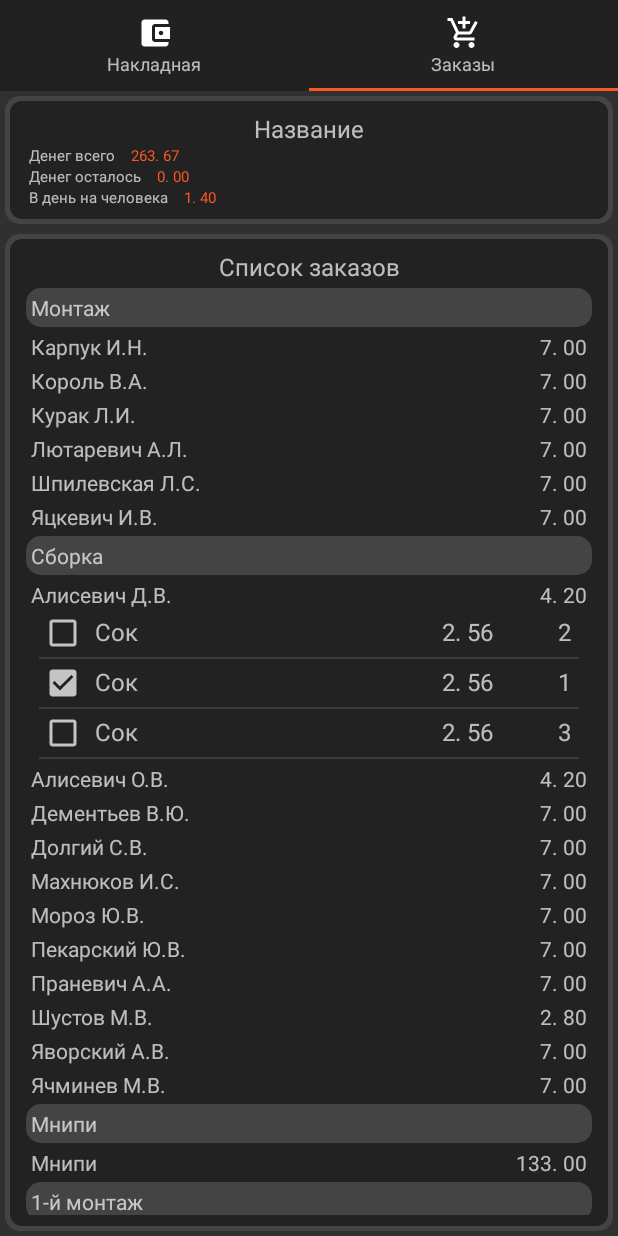
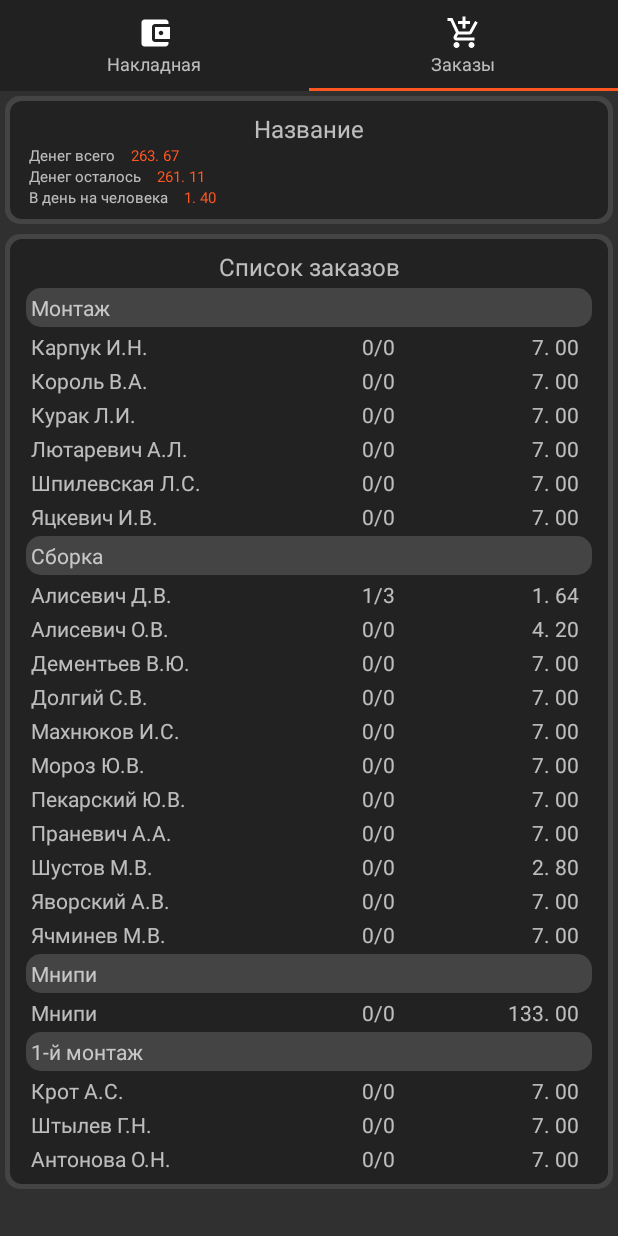
Before and after one commit to VadimSquorpikkor/MagazAssistant5, an Android app: the screen it shows after launch (MainActivity), tab 2 chosen, on a phone screen of 412 x 824 dp. Run offline under Robolectric (Android 15) with nearby library versions, the phone set to English and light mode, and no system bars.

Commit message:
1.13 - 17/02/21 1. Расчет сколько денег осталось у работника при подтверждении заказа (при клике на чекбокс ордера). Показывает через "/" количество ордеров купленых/всего 2. Расчет оставшихся денег всего 3. При клике на Employee показывает/скрывает заказы 4. Если у работника все ордеры отмечены (куплены), то вместо количества ордеров показывает зеленый чек

```diff
--- a/app/build.gradle
+++ b/app/build.gradle
@@ -10,7 +10,7 @@ android {
         minSdk 21
         targetSdk 31
         versionCode 1
-        versionName "1.11"
+        versionName "1.13"
         setProperty("archivesBaseName", "MagazAssistant5-v" + versionName)
         testInstrumentationRunner "androidx.test.runner.AndroidJUnitRunner"
     }
--- a/app/src/main/java/com/squorpikkor/magazassistant5/ui/main/MainViewModel.java
+++ b/app/src/main/java/com/squorpikkor/magazassistant5/ui/main/MainViewModel.java
@@ -10,6 +10,7 @@ import com.squorpikkor.magazassistant5.ui.main.data.DataHelper;
 import com.squorpikkor.magazassistant5.ui.main.entities.Employee;
 import com.squorpikkor.magazassistant5.ui.main.entities.Location;
 import com.squorpikkor.magazassistant5.ui.main.entities.Order;
+import com.squorpikkor.magazassistant5.ui.main.utils.Utils;
 
 import java.util.ArrayList;
 
@@ -113,7 +114,11 @@ public class MainViewModel extends ViewModel {
     public void update() {
         calculateInvoice();
         locations.setValue(locations.getValue());//перезапускаю ресайклер для ордеров при изменениях в накладной (если поменялось кол-во дней, то и сумма денег у работника изменится)
+    }
 
+    public void updateOrders() {
+        invoiceLeft.setValue(Utils.calculateMoneyLeftByOrdersInt(getOrders().getValue(), invoiceTotal.getValue()));
+        locations.setValue(locations.getValue());
     }
 
     private static final int JUICE_PER_DAY = 250;//норма сока в день, мл
@@ -164,6 +169,8 @@ public class MainViewModel extends ViewModel {
         this.bigKefirCount.setValue(bigKefirCount);
         this.smallKefirCount.setValue(smallKefirCount);
         this.invoiceTotal.setValue(totalPrice);
+
+        invoiceLeft.setValue(Utils.calculateMoneyLeftByOrdersInt(getOrders().getValue(), invoiceTotal.getValue()));
     }
 
 
--- a/app/src/main/java/com/squorpikkor/magazassistant5/ui/main/adapter/OrderEmployeeAdapter.java
+++ b/app/src/main/java/com/squorpikkor/magazassistant5/ui/main/adapter/OrderEmployeeAdapter.java
@@ -3,9 +3,11 @@ package com.squorpikkor.magazassistant5.ui.main.adapter;
 import static com.squorpikkor.magazassistant5.ui.main.App.getContext;
 
 import android.annotation.SuppressLint;
+import android.util.Log;
 import android.view.LayoutInflater;
 import android.view.View;
 import android.view.ViewGroup;
+import android.widget.ImageView;
 import android.widget.TextView;
 
 import androidx.annotation.NonNull;
@@ -55,16 +57,27 @@ public class OrderEmployeeAdapter extends RecyclerView.Adapter<OrderEmployeeAdap
     public void onBindViewHolder(@NonNull AdapterViewHolder holder, int position) {
         Employee employee = list.get(position);
         int moneyLimit = mainViewModel.getMoneyLimit(employee);
+        ArrayList<Order> orders = mainViewModel.getOrdersByEmployee(employee);
         holder.textName.setText(employee.getName());
-        holder.textMoney.setText(Utils.integerToMoneyString(moneyLimit));
-
-        ArrayList<Order> orders = mainViewModel.getOrdersByEmployee(employee);
+        holder.textMoney.setText(Utils.calculateMoneyLeftByOrders(orders, moneyLimit));
+        String orderState = Utils.getOrdersStatusString(orders);
+        holder.textState.setText(orderState);
+        if (Utils.allOrdersIsComplete(orderState)) {
+            holder.isChecked.setVisibility(View.VISIBLE);
+            holder.textState.setVisibility(View.GONE);
+        } else {
+            holder.isChecked.setVisibility(View.GONE);
+            holder.textState.setVisibility(View.VISIBLE);
+        }
 
         RecyclerView recyclerView = holder.recyclerView;
-        OrderAdapter adapter = new OrderAdapter();
-        recyclerView.setLayoutManager(new LinearLayoutManager(getContext()));
-        recyclerView.setAdapter(adapter);
-        adapter.setList(orders);
+        if (employee.isShow()) {
+            recyclerView.setVisibility(View.VISIBLE);
+            OrderAdapter adapter = new OrderAdapter(mainViewModel);
+            recyclerView.setLayoutManager(new LinearLayoutManager(getContext()));
+            recyclerView.setAdapter(adapter);
+            adapter.setList(orders);
+        } else recyclerView.setVisibility(View.GONE);
     }
 
     @Override
@@ -76,14 +89,28 @@ public class OrderEmployeeAdapter extends RecyclerView.Adapter<OrderEmployeeAdap
 
         private final TextView textName;
         private final TextView textMoney;
+        private final TextView textState;
         private final RecyclerView recyclerView;
+        private final ImageView isChecked;
 
+        @SuppressLint("NotifyDataSetChanged")
         public AdapterViewHolder(@NonNull View itemView) {
             super(itemView);
             textName = itemView.findViewById(R.id.text_name);
             textMoney = itemView.findViewById(R.id.text_money);
+            textState = itemView.findViewById(R.id.text_state);
             recyclerView = itemView.findViewById(R.id.recycler);
+            isChecked = itemView.findViewById(R.id.is_checked);
+
+
+            itemView.setOnClickListener(view -> {
+                Employee employee = list.get(getAdapterPosition());
+                employee.setShow(!employee.isShow());
+                notifyDataSetChanged();
+            });
         }
+
+
     }
 
 }
--- a/app/src/main/java/com/squorpikkor/magazassistant5/ui/main/entities/Employee.java
+++ b/app/src/main/java/com/squorpikkor/magazassistant5/ui/main/entities/Employee.java
@@ -8,6 +8,7 @@ public class Employee extends Entity{
     private boolean isPresent;//присутствует на работе
     private final boolean[] workingDaysArray;
     private static final int MAX_DAYS_COUNT = 9;
+    private boolean show;
 
     public Employee(String id, String name, String locationId, String days) {
         super(id, name);
@@ -69,4 +70,12 @@ public class Employee extends Entity{
         Arrays.fill(workingDaysArray, state);
     }
 
+    public boolean isShow() {
+        return show;
+    }
+
+    public void setShow(boolean show) {
+        this.show = show;
+    }
+
 }
--- a/app/src/main/java/com/squorpikkor/magazassistant5/ui/main/utils/Utils.java
+++ b/app/src/main/java/com/squorpikkor/magazassistant5/ui/main/utils/Utils.java
@@ -1,14 +1,46 @@
 package com.squorpikkor.magazassistant5.ui.main.utils;
+
+import com.squorpikkor.magazassistant5.ui.main.entities.Order;
+
+import java.util.ArrayList;
 
 public class Utils {
 
    /**Переводит: 456 -> 4.56*/
    public static String integerToMoneyString(int money) {
+      if (money==0) return "0.00";
+      if (money<0) return "-"+integerToMoneyString(-money);
       int rub = money/100;
       int kop = money%100;
       String kopS = kop<10?"0"+kop:""+kop;
-//      return ""+rub+"р. "+kopS+"коп.";
       return ""+rub+". "+kopS;
    }
 
+   public static String getOrdersStatusString(ArrayList<Order> orders) {
+      int checked = 0;
+      for (Order order:orders) {
+         if (order.isChecked()) checked++;
+      }
+      int all = orders.size();
+      return ""+checked+"/"+all;
+   }
+
+   public static String calculateMoneyLeftByOrders(ArrayList<Order> orders, int moneyLimit) {
+      return integerToMoneyString(calculateMoneyLeftByOrdersInt(orders, moneyLimit));
+   }
+
+   public static int calculateMoneyLeftByOrdersInt(ArrayList<Order> orders, int moneyLimit) {
+      int moneySpent = 0;
+      for (Order order:orders) {
+         if (order.isChecked()) moneySpent+= order.getPrice()* order.getCount();
+      }
+      return moneyLimit-moneySpent;
+   }
+
+   public static boolean allOrdersIsComplete(String s) {
+      if (s.equals("0/0")) return false;
+      String[] arr = s.split("/");
+      return arr[0].equals(arr[1]);
+   }
+
 }
--- /dev/null
+++ b/app/src/main/res/drawable/ic_baseline_check_24.xml
@@ -0,0 +1,5 @@
+<vector android:height="24dp" android:tint="#00AA00"
+    android:viewportHeight="24" android:viewportWidth="24"
+    android:width="24dp" xmlns:android="http://schemas.android.com/apk/res/android">
+    <path android:fillColor="@android:color/white" android:pathData="M9,16.17L4.83,12l-1.42,1.41L9,19 21,7l-1.41,-1.41z"/>
+</vector>
--- a/app/src/main/res/layout/item_employee.xml
+++ b/app/src/main/res/layout/item_employee.xml
@@ -17,19 +17,28 @@
             android:layout_width="0dp"
             android:layout_height="wrap_content"
             android:layout_weight="2"
-            app:layout_constraintEnd_toEndOf="parent"
-            app:layout_constraintStart_toStartOf="parent"
-            app:layout_constraintTop_toTopOf="parent" />
+            tools:text="7.00" />
+
+        <ImageView
+            android:id="@+id/is_checked"
+            android:layout_height="18dp"
+            android:layout_width="0dp"
+            android:layout_weight="1"
+            android:src="@drawable/ic_baseline_check_24"/>
+
+        <TextView
+            android:id="@+id/text_state"
+            style="@style/text_medium"
+            android:gravity="center"
+            android:layout_width="0dp"
+            android:layout_weight="1"
+            tools:text="2/3" />
 
         <TextView
             android:id="@+id/text_money"
+            style="@style/text_medium_right"
             android:layout_width="0dp"
-            android:layout_height="wrap_content"
             android:layout_weight="1"
-            android:gravity="end"
-            app:layout_constraintEnd_toEndOf="parent"
-            app:layout_constraintStart_toStartOf="parent"
-            app:layout_constraintTop_toTopOf="parent"
             tools:text="7.00" />
 
     </LinearLayout>
--- a/app/src/main/res/values/styles.xml
+++ b/app/src/main/res/values/styles.xml
@@ -35,8 +35,12 @@
         <item name="android:textColor">@color/colorOrange</item>
     </style>
 
+    <style name="text_small_right" parent="text_small">
+        <item name="android:gravity">right</item>
+    </style>
+
     <style name="text_medium" parent="text_small">
-        <item name="android:textSize">16sp</item>
+        <item name="android:textSize">14sp</item>
     </style>
 
     <style name="text_medium_right" parent="text_medium">
```
Also changed, not shown: app/src/main/java/com/squorpikkor/magazassistant5/ui/main/adapter/OrderAdapter.java (+14 -0 lines), app/src/main/java/com/squorpikkor/magazassistant5/ui/main/entities/Order.java (+12 -0 lines), 3 other files.
